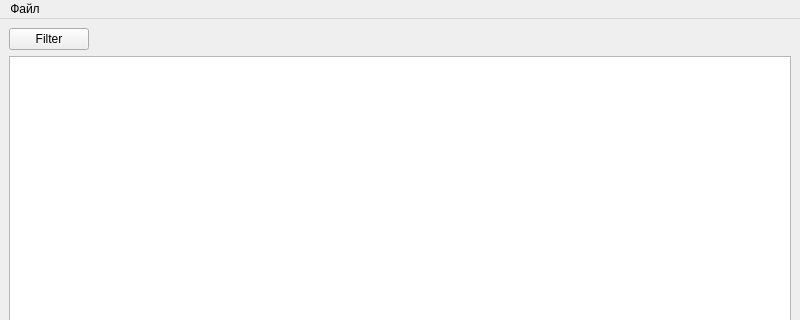
Old version of the form mainwindow.ui in the repository Genrikh302/MTA; both pictures show x 0 to 800 and y 0 to 320 of the 800 by 600 pixel window.
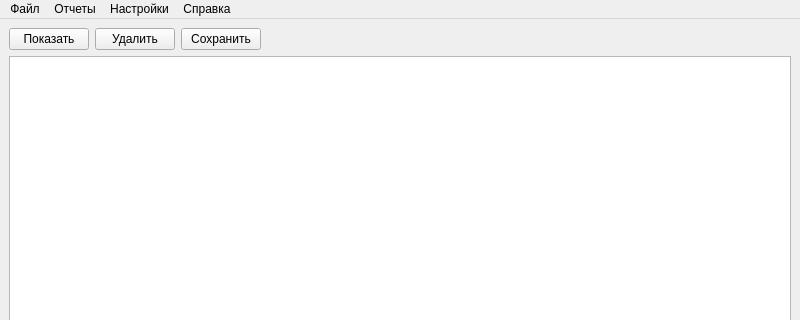
New version of the form.

The edit to the form file:
```diff
--- a/mainwindow.ui
+++ b/mainwindow.ui
@@ -26,7 +26,21 @@
       <item>
        <widget class="QPushButton" name="pushButton">
         <property name="text">
-         <string>Filter</string>
+         <string>Показать</string>
+        </property>
+       </widget>
+      </item>
+      <item>
+       <widget class="QPushButton" name="pushDelete">
+        <property name="text">
+         <string>Удалить</string>
+        </property>
+       </widget>
+      </item>
+      <item>
+       <widget class="QPushButton" name="pushSave">
+        <property name="text">
+         <string>Сохранить</string>
         </property>
        </widget>
       </item>
@@ -78,7 +92,7 @@
      <x>0</x>
      <y>0</y>
      <width>800</width>
-     <height>22</height>
+     <height>19</height>
     </rect>
    </property>
    <widget class="QMenu" name="menuFile">
@@ -86,8 +100,29 @@
      <string>Файл</string>
     </property>
     <addaction name="actionOpen"/>
+    <addaction name="actionExit"/>
+   </widget>
+   <widget class="QMenu" name="menu">
+    <property name="title">
+     <string>Отчеты</string>
+    </property>
+   </widget>
+   <widget class="QMenu" name="menuProperty">
+    <property name="title">
+     <string>Настройки</string>
+    </property>
+    <addaction name="actionProgramProperty"/>
+   </widget>
+   <widget class="QMenu" name="menuHelp">
+    <property name="title">
+     <string>Справка</string>
+    </property>
+    <addaction name="actionAbout"/>
    </widget>
    <addaction name="menuFile"/>
+   <addaction name="menu"/>
+   <addaction name="menuProperty"/>
+   <addaction name="menuHelp"/>
   </widget>
   <widget class="QStatusBar" name="statusbar"/>
   <action name="actionOpen">
```
Left out of the diff: 17 changed lines with no effect on the pictures.
